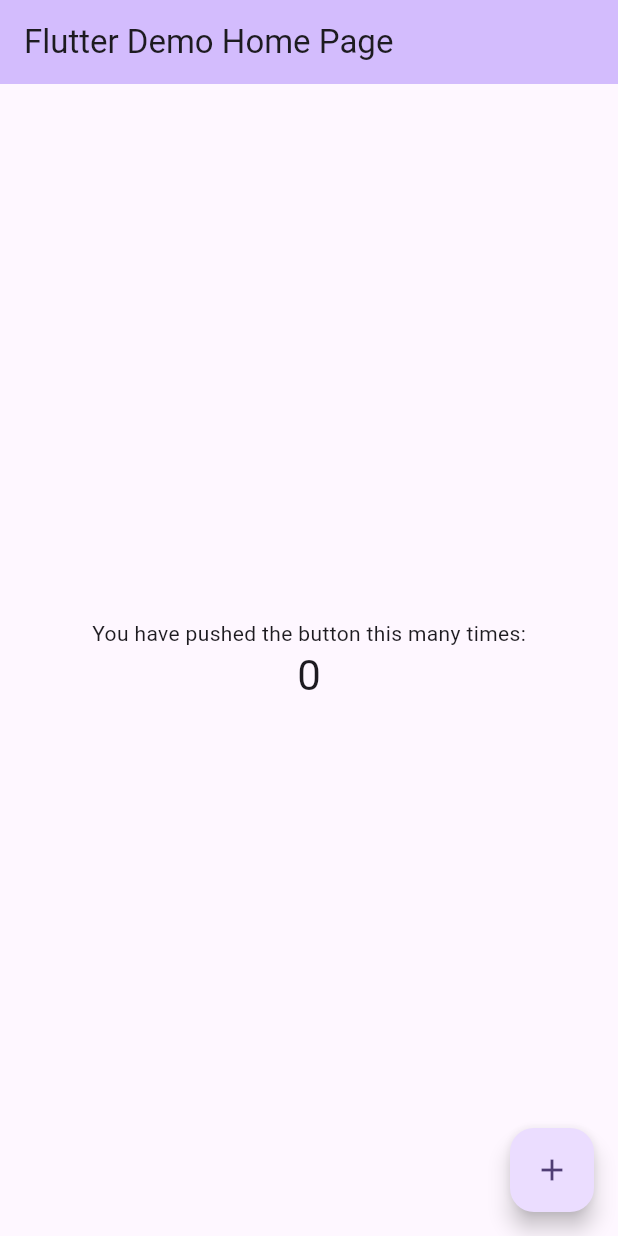
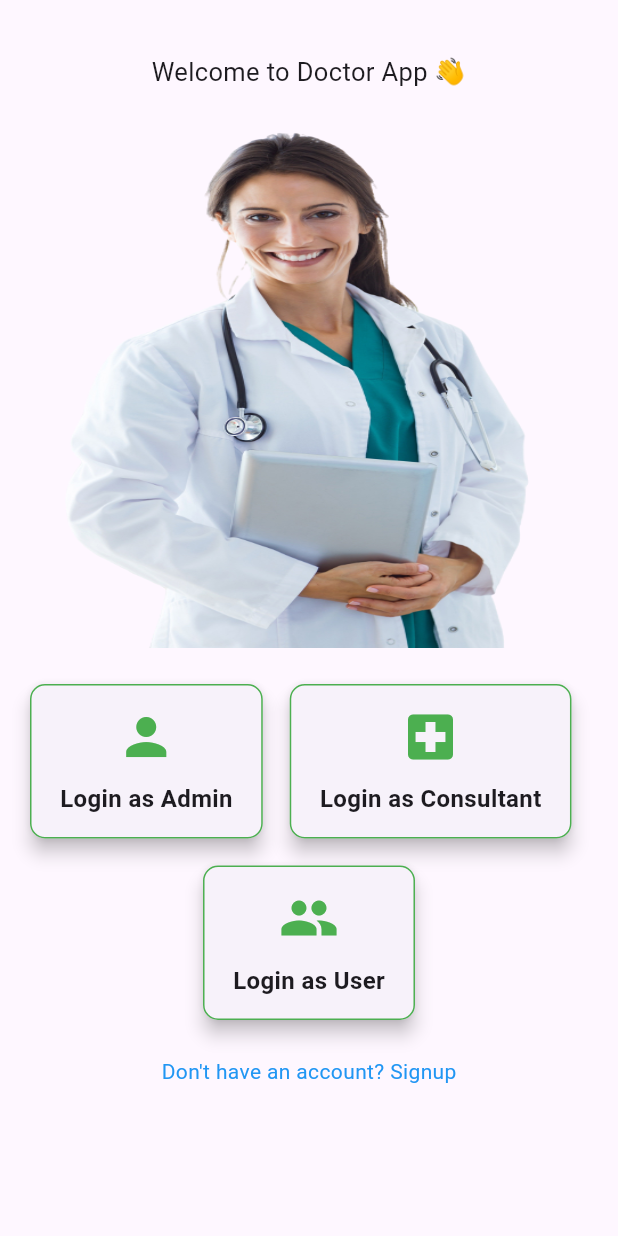
Before and after one commit to hassam123456/doctorapp, a Flutter app: the screen it shows after launch, on a phone screen of 412 x 824 dp. Run offline on Flutter 3.47's test engine with Material 3 defaults, Android fonts, the light colour scheme and no system bars.

Commit message:
splash screen

```diff
--- a/lib/main.dart
+++ b/lib/main.dart
@@ -1,125 +1,13 @@
+import 'package:doctorapp/views/splashscreen.dart';
 import 'package:flutter/material.dart';
 
 void main() {
-  runApp(const MyApp());
+  runApp(MyApp());
 }
 
 class MyApp extends StatelessWidget {
-  const MyApp({super.key});
-
-  // This widget is the root of your application.
   @override
   Widget build(BuildContext context) {
-    return MaterialApp(
-      title: 'Flutter Demo',
-      theme: ThemeData(
-        // This is the theme of your application.
-        //
-        // TRY THIS: Try running your application with "flutter run". You'll see
-        // the application has a purple toolbar. Then, without quitting the app,
-        // try changing the seedColor in the colorScheme below to Colors.green
-        // and then invoke "hot reload" (save your changes or press the "hot
-        // reload" button in a Flutter-supported IDE, or press "r" if you used
-        // the command line to start the app).
-        //
-        // Notice that the counter didn't reset back to zero; the application
-        // state is not lost during the reload. To reset the state, use hot
-        // restart instead.
-        //
-        // This works for code too, not just values: Most code changes can be
-        // tested with just a hot reload.
-        colorScheme: ColorScheme.fromSeed(seedColor: Colors.deepPurple),
-        useMaterial3: true,
-      ),
-      home: const MyHomePage(title: 'Flutter Demo Home Page'),
-    );
+    return MaterialApp(debugShowCheckedModeBanner: false, home: SplashScreen());
   }
 }
-
-class MyHomePage extends StatefulWidget {
-  const MyHomePage({super.key, required this.title});
-
-  // This widget is the home page of your application. It is stateful, meaning
-  // that it has a State object (defined below) that contains fields that affect
-  // how it looks.
-
-  // This class is the configuration for the state. It holds the values (in this
-  // case the title) provided by the parent (in this case the App widget) and
-  // used by the build method of the State. Fields in a Widget subclass are
-  // always marked "final".
-
-  final String title;
-
-  @override
-  State<MyHomePage> createState() => _MyHomePageState();
-}
-
-class _MyHomePageState extends State<MyHomePage> {
-  int _counter = 0;
-
-  void _incrementCounter() {
-    setState(() {
-      // This call to setState tells the Flutter framework that something has
-      // changed in this State, which causes it to rerun the build method below
-      // so that the display can reflect the updated values. If we changed
-      // _counter without calling setState(), then the build method would not be
-      // called again, and so nothing would appear to happen.
-      _counter++;
-    });
-  }
-
-  @override
-  Widget build(BuildContext context) {
-    // This method is rerun every time setState is called, for instance as done
-    // by the _incrementCounter method above.
-    //
-    // The Flutter framework has been optimized to make rerunning build methods
-    // fast, so that you can just rebuild anything that needs updating rather
-    // than having to individually change instances of widgets.
-    return Scaffold(
-      appBar: AppBar(
-        // TRY THIS: Try changing the color here to a specific color (to
-        // Colors.amber, perhaps?) and trigger a hot reload to see the AppBar
-        // change color while the other colors stay the same.
-        backgroundColor: Theme.of(context).colorScheme.inversePrimary,
-        // Here we take the value from the MyHomePage object that was created by
-        // the App.build method, and use it to set our appbar title.
-        title: Text(widget.title),
-      ),
-      body: Center(
-        // Center is a layout widget. It takes a single child and positions it
-        // in the middle of the parent.
-        child: Column(
-          // Column is also a layout widget. It takes a list of children and
-          // arranges them vertically. By default, it sizes itself to fit its
-          // children horizontally, and tries to be as tall as its parent.
-          //
-          // Column has various properties to control how it sizes itself and
-          // how it positions its children. Here we use mainAxisAlignment to
-          // center the children vertically; the main axis here is the vertical
-          // axis because Columns are vertical (the cross axis would be
-          // horizontal).
-          //
-          // TRY THIS: Invoke "debug painting" (choose the "Toggle Debug Paint"
-          // action in the IDE, or press "p" in the console), to see the
-          // wireframe for each widget.
-          mainAxisAlignment: MainAxisAlignment.center,
-          children: <Widget>[
-            const Text(
-              'You have pushed the button this many times:',
-            ),
-            Text(
-              '$_counter',
-              style: Theme.of(context).textTheme.headlineMedium,
-            ),
-          ],
-        ),
-      ),
-      floatingActionButton: FloatingActionButton(
-        onPressed: _incrementCounter,
-        tooltip: 'Increment',
-        child: const Icon(Icons.add),
-      ), // This trailing comma makes auto-formatting nicer for build methods.
-    );
-  }
-}
--- /dev/null
+++ b/lib/views/splashscreen.dart
@@ -0,0 +1,89 @@
+import 'package:flutter/material.dart';
+
+class SplashScreen extends StatelessWidget {
+  const SplashScreen({super.key});
+
+  @override
+  Widget build(BuildContext context) {
+    return Scaffold(
+      // appBar: AppBar(
+      //   title: Text('Doctor App'),
+      //   backgroundColor: Colors.green,
+      // ),
+      body: Padding(
+        padding: const EdgeInsets.all(16.0),
+        child: Column(
+          children: [
+            SizedBox(height: 20),
+            Text(
+              'Welcome to Doctor App 👋',
+              style: TextStyle(
+                fontSize: 17,
+                // fontWeight: FontWeight.bold,
+              ),
+            ),
+            SizedBox(height: 22),
+            Image.asset(
+              'assets/images/doctorsplashpic.png', // Replace with your image URL
+              height: 350,
+              width: double.infinity,
+              fit: BoxFit.fill,
+            ),
+            SizedBox(height: 20),
+            Wrap(
+              spacing: 10, // Horizontal spacing between the buttons
+              runSpacing: 10, // Vertical spacing between the rows
+              children: [
+                _buildLoginOption(Icons.person, 'Login as Admin', Colors.green),
+                _buildLoginOption(
+                    Icons.local_hospital, 'Login as Consultant', Colors.green),
+
+                // Align the "Login as User" button in the center
+                Align(
+                  alignment:
+                      Alignment.center, // Centers the button horizontally
+                  child: _buildLoginOption(
+                      Icons.people, 'Login as User', Colors.green),
+                ),
+              ],
+            ),
+            SizedBox(height: 20),
+            GestureDetector(
+              onTap: () {
+                // Handle signup tap
+              },
+              child: Text(
+                "Don't have an account? Signup",
+                style: TextStyle(color: Colors.blue),
+              ),
+            ),
+          ],
+        ),
+      ),
+    );
+  }
+
+  Widget _buildLoginOption(IconData icon, String text, Color color) {
+    return Card(
+      elevation: 5,
+      shape: RoundedRectangleBorder(
+        borderRadius: BorderRadius.circular(10),
+        side: BorderSide(color: color),
+      ),
+      child: Padding(
+        padding: const EdgeInsets.symmetric(horizontal: 20, vertical: 15),
+        child: Column(
+          mainAxisSize: MainAxisSize.min,
+          children: [
+            Icon(icon, size: 40, color: color),
+            SizedBox(height: 10),
+            Text(
+              text,
+              style: TextStyle(fontSize: 16, fontWeight: FontWeight.bold),
+            ),
+          ],
+        ),
+      ),
+    );
+  }
+}
```
Also changed, not shown: pubspec.yaml (+4 -69 lines), assets/images/doctorsplashpic.png (added), assets/images/loginasadminicon.png (added).
